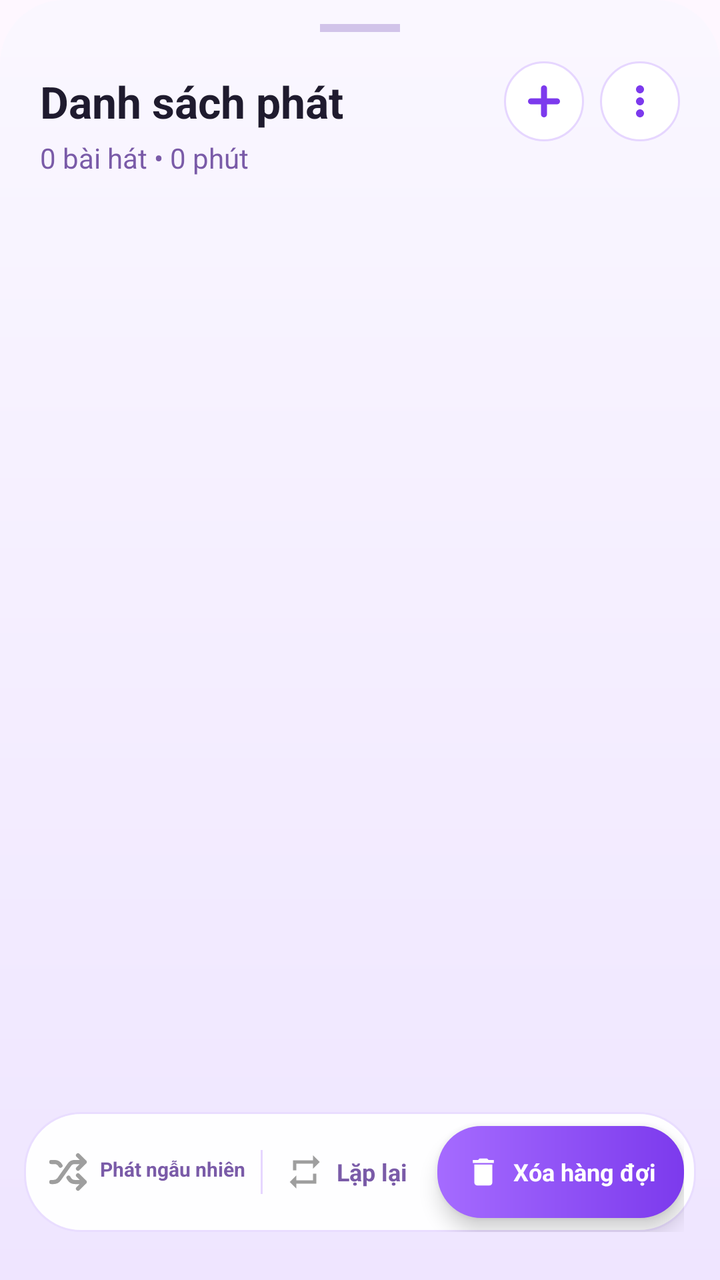
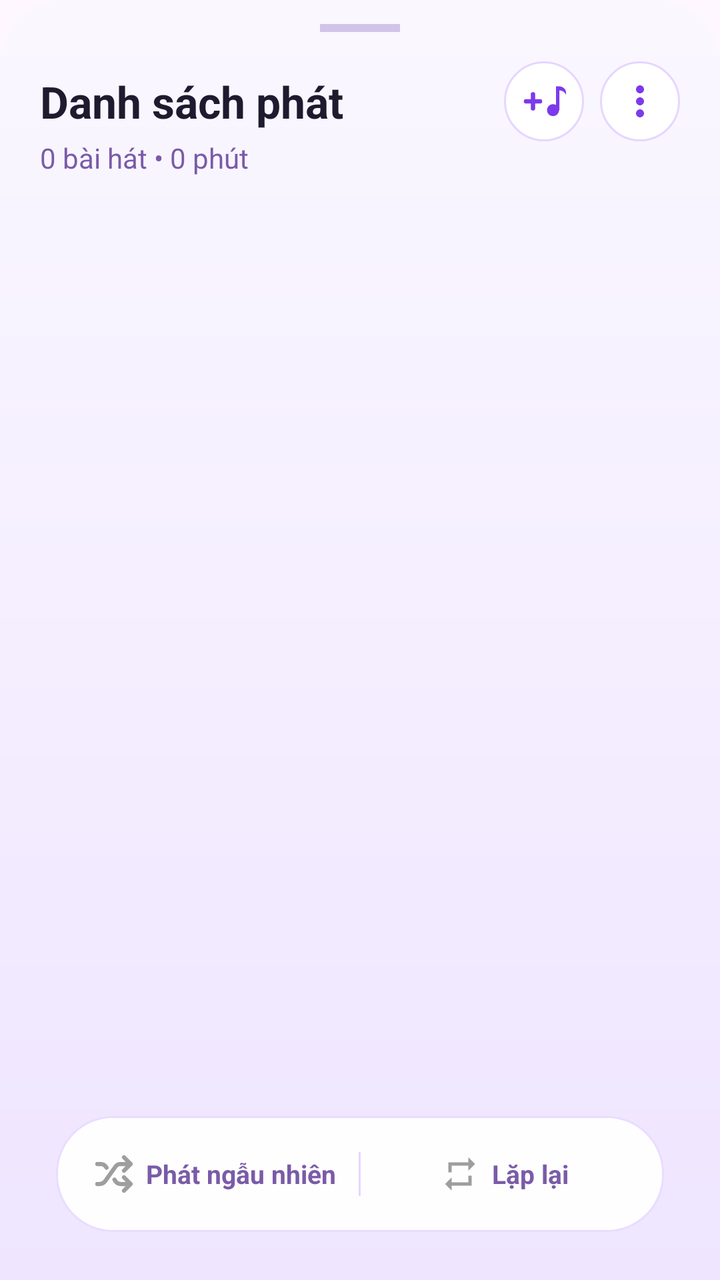

The first picture is an Android layout as it rendered before a commit; the second is the same layout after the commit. The layout source and the unified diff follow.
<!-- AndroidManifest.xml: application theme Theme.LocalMusic -->
<!-- res/layout/bottom_sheet_queue.xml -->
<?xml version="1.0" encoding="utf-8"?>
<androidx.constraintlayout.widget.ConstraintLayout xmlns:android="http://schemas.android.com/apk/res/android"
    xmlns:app="http://schemas.android.com/apk/res-auto"
    android:layout_width="match_parent"
    android:layout_height="match_parent"
    android:background="@drawable/bg_bottom_sheet_rounded">

    <View
        android:id="@+id/dragHandle"
        android:layout_width="40dp"
        android:layout_height="4dp"
        android:layout_marginTop="12dp"
        android:background="#D1C4E9"
        app:layout_constraintEnd_toEndOf="parent"
        app:layout_constraintStart_toStartOf="parent"
        app:layout_constraintTop_toTopOf="parent" />

    
    <androidx.constraintlayout.widget.ConstraintLayout
        android:id="@+id/layoutNormalHeader"
        android:layout_width="match_parent"
        android:layout_height="wrap_content"
        app:layout_constraintTop_toBottomOf="@id/layoutSelectionHeader">

        
        <TextView
            android:id="@+id/tvPlaylistTitle"
            android:layout_width="0dp"
            android:layout_height="wrap_content"
            android:layout_marginStart="20dp"
            android:layout_marginTop="20dp"
            android:text="Danh sách phát"
            android:textColor="#1F1B2E"
            android:textSize="22sp"
            android:textStyle="bold"
            app:layout_constraintEnd_toStartOf="@id/btnAddSong"
            app:layout_constraintStart_toStartOf="parent"
            app:layout_constraintTop_toTopOf="parent" />

        <TextView
            android:id="@+id/tvPlaylistSubtitle"
            android:layout_width="wrap_content"
            android:layout_height="wrap_content"
            android:layout_marginTop="4dp"
            android:text="0 bài hát • 0 phút"
            android:textColor="#7A5BA8"
            android:textSize="14sp"
            app:layout_constraintStart_toStartOf="@id/tvPlaylistTitle"
            app:layout_constraintTop_toBottomOf="@id/tvPlaylistTitle" />

        
        <ImageView
            android:id="@+id/btnAddSong"
            android:layout_width="40dp"
            android:layout_height="40dp"
            android:layout_marginEnd="8dp"
            android:background="@drawable/bg_pill_button_light"
            android:padding="8dp"
            android:src="@drawable/ic_add_purple"
            app:layout_constraintBottom_toBottomOf="@id/tvPlaylistTitle"
            app:layout_constraintEnd_toStartOf="@id/btnMoreOptions"
            app:layout_constraintTop_toTopOf="@id/tvPlaylistTitle"
            app:tint="#7C3AED" />

        
        <ImageView
            android:id="@+id/btnMoreOptions"
            android:layout_width="40dp"
            android:layout_height="40dp"
            android:layout_marginEnd="20dp"
            android:background="@drawable/bg_pill_button_light"
            android:padding="8dp"
            android:src="@drawable/ic_more_vert"
            app:layout_constraintBottom_toBottomOf="@id/tvPlaylistTitle"
            app:layout_constraintEnd_toEndOf="parent"
            app:layout_constraintTop_toTopOf="@id/tvPlaylistTitle"
            app:tint="#7C3AED" />
    </androidx.constraintlayout.widget.ConstraintLayout>

    
    <androidx.constraintlayout.widget.ConstraintLayout
        android:id="@+id/layoutSelectionHeader"
        android:layout_width="match_parent"
        android:layout_height="48dp"
        android:visibility="gone"
        app:layout_constraintTop_toBottomOf="@id/dragHandle">

        
        <LinearLayout
            android:id="@+id/btnSelectAll"
            android:layout_width="wrap_content"
            android:layout_height="wrap_content"
            android:layout_marginStart="20dp"
            android:gravity="center_vertical"
            android:orientation="horizontal"
            app:layout_constraintBottom_toBottomOf="parent"
            app:layout_constraintStart_toStartOf="parent"
            app:layout_constraintTop_toTopOf="parent">

            
            <ImageView
                android:id="@+id/ivSelectAllIcon"
                android:layout_width="32dp"
                android:layout_height="32dp"
                android:background="?attr/selectableItemBackgroundBorderless"
                android:padding="4dp"
                android:src="@drawable/ic_check_circle_outline"
                app:tint="#7A5BA8" />

            <TextView
                android:layout_width="wrap_content"
                android:layout_height="wrap_content"
                android:layout_marginStart="8dp"
                android:text="Tất cả"
                android:textColor="#1F1B2E"
                android:textSize="15sp"
                android:textStyle="bold" />
        </LinearLayout>

        <TextView
            android:id="@+id/tvSelectedCount"
            android:layout_width="wrap_content"
            android:layout_height="wrap_content"
            android:text="Đã chọn 0"
            android:textColor="#7A5BA8"
            android:textSize="14sp"
            app:layout_constraintBottom_toBottomOf="parent"
            app:layout_constraintEnd_toEndOf="parent"
            app:layout_constraintStart_toStartOf="parent"
            app:layout_constraintTop_toTopOf="parent" />

        
        <ImageView
            android:id="@+id/btnExitSelection"
            android:layout_width="40dp"
            android:layout_height="40dp"
            android:layout_marginEnd="4dp"
            android:background="?attr/selectableItemBackgroundBorderless"
            android:padding="8dp"
            android:src="@drawable/ic_close"
            app:layout_constraintBottom_toBottomOf="parent"
            app:layout_constraintEnd_toStartOf="@id/btnDeleteSelected"
            app:layout_constraintTop_toTopOf="parent"
            app:tint="#1F1B2E" />

        
        <ImageView
            android:id="@+id/btnDeleteSelected"
            android:layout_width="40dp"
            android:layout_height="40dp"
            android:layout_marginEnd="16dp"
            android:background="?attr/selectableItemBackgroundBorderless"
            android:padding="8dp"
            android:src="@drawable/ic_delete"
            app:layout_constraintBottom_toBottomOf="parent"
            app:layout_constraintEnd_toEndOf="parent"
            app:layout_constraintTop_toTopOf="parent"
            app:tint="#FF3B30" />
    </androidx.constraintlayout.widget.ConstraintLayout>

    
    <androidx.recyclerview.widget.RecyclerView
        android:id="@+id/rvQueue"
        android:layout_width="match_parent"
        android:layout_height="0dp"
        android:layout_marginTop="16dp"
        android:clipToPadding="false"
        android:paddingHorizontal="16dp"
        android:paddingBottom="100dp"
        app:layout_constraintBottom_toBottomOf="parent"
        app:layout_constraintTop_toBottomOf="@id/layoutNormalHeader" />

    
    <LinearLayout
        android:id="@+id/bottomBar"
        android:layout_width="match_parent"
        android:layout_height="60dp"
        android:layout_marginHorizontal="12dp"
        android:layout_marginBottom="24dp"
        android:background="@drawable/bg_floating_bottom_bar"
        android:elevation="10dp"
        android:gravity="center_vertical"
        android:orientation="horizontal"
        android:paddingHorizontal="6dp"
        app:layout_constraintBottom_toBottomOf="parent">

        <LinearLayout
            android:id="@+id/btnShuffleHolder"
            android:layout_width="0dp"
            android:layout_height="44dp"
            android:layout_weight="1.15"
            android:gravity="center"
            android:orientation="horizontal"
            android:paddingHorizontal="6dp">

            <ImageView
                android:id="@+id/btnShuffleBottom"
                android:layout_width="20dp"
                android:layout_height="20dp"
                android:src="@drawable/ic_shuffle"
                app:tint="#9E9E9E" />

            <TextView
                android:id="@+id/tvShuffleLabel"
                android:layout_width="wrap_content"
                android:layout_height="wrap_content"
                android:layout_marginStart="6dp"
                android:maxLines="1"
                android:text="Phát ngẫu nhiên"
                android:textColor="#7A5BA8"
                android:textSize="12sp"
                android:textStyle="bold"
                app:autoSizeMaxTextSize="12sp"
                app:autoSizeMinTextSize="9sp"
                app:autoSizeTextType="uniform" />
        </LinearLayout>

        <View
            android:layout_width="1dp"
            android:layout_height="22dp"
            android:background="#E6D6FF" />

        <LinearLayout
            android:id="@+id/btnRepeatHolder"
            android:layout_width="0dp"
            android:layout_height="44dp"
            android:layout_weight="0.85"
            android:gravity="center"
            android:orientation="horizontal"
            android:paddingHorizontal="6dp">

            <ImageView
                android:id="@+id/btnRepeatBottom"
                android:layout_width="20dp"
                android:layout_height="20dp"
                android:src="@drawable/ic_repeat"
                app:tint="#9E9E9E" />

            <TextView
                android:id="@+id/tvRepeatLabel"
                android:layout_width="wrap_content"
                android:layout_height="wrap_content"
                android:layout_marginStart="6dp"
                android:maxLines="1"
                android:text="Lặp lại"
                android:textColor="#7A5BA8"
                android:textSize="12sp"
                android:textStyle="bold" />
        </LinearLayout>

        
        <LinearLayout
            android:id="@+id/btnClearQueue"
            android:layout_width="wrap_content"
            android:layout_height="46dp"
            android:layout_marginStart="4dp"
            android:background="@drawable/bg_clear_queue_btn"
            android:elevation="6dp"
            android:gravity="center"
            android:orientation="horizontal"
            android:paddingHorizontal="14dp">

            <ImageView
                android:layout_width="18dp"
                android:layout_height="18dp"
                android:src="@drawable/ic_delete"
                app:tint="#FFFFFF" />

            <TextView
                android:layout_width="wrap_content"
                android:layout_height="wrap_content"
                android:layout_marginStart="6dp"
                android:text="Xóa hàng đợi"
                android:textColor="#FFFFFF"
                android:textSize="12sp"
                android:textStyle="bold" />
        </LinearLayout>
    </LinearLayout>

</androidx.constraintlayout.widget.ConstraintLayout>
<!-- resources referenced by this layout -->
<resources>
  <!-- drawable bg_bottom_sheet_rounded (drawable) -->
  <?xml version="1.0" encoding="utf-8"?>
  <shape xmlns:android="http://schemas.android.com/apk/res/android"
      android:shape="rectangle">
      <gradient
          android:angle="270"
          android:startColor="#F5FAF7FF"
          android:endColor="#F5EEE4FF"
          android:type="linear" />
      <corners
          android:topLeftRadius="32dp"
          android:topRightRadius="32dp" />
  </shape>
  <!-- drawable bg_clear_queue_btn (drawable) -->
  <?xml version="1.0" encoding="utf-8"?>
  <shape xmlns:android="http://schemas.android.com/apk/res/android"
      android:shape="rectangle">
      <gradient
          android:angle="0"
          android:startColor="#A56BFF"
          android:endColor="#7C3AED" />
      <corners android:radius="22dp" />
  </shape>
  <!-- drawable bg_floating_bottom_bar (drawable) -->
  <?xml version="1.0" encoding="utf-8"?>
  <shape xmlns:android="http://schemas.android.com/apk/res/android"
      android:shape="rectangle">
      <solid android:color="#F5FFFFFF" />
      <corners android:radius="28dp" />
      <stroke android:width="1dp" android:color="#E9DDFF" />
  </shape>
  <!-- drawable bg_pill_button_light (drawable) -->
  <?xml version="1.0" encoding="utf-8"?>
  <shape xmlns:android="http://schemas.android.com/apk/res/android">
      <solid android:color="#FFFFFF" />
      <corners android:radius="24dp" />
      <stroke android:width="1dp" android:color="#E6D6FF" />
  </shape>
  <!-- drawable ic_add_purple (drawable) -->
  <vector xmlns:android="http://schemas.android.com/apk/res/android"
      android:width="24dp" android:height="24dp"
      android:viewportWidth="24" android:viewportHeight="24">
      <path
          android:pathData="M12,5.5 v13 M5.5,12 h13"
          android:strokeColor="#B45CFF"
          android:strokeWidth="3.0"
          android:strokeLineCap="round" />
  </vector>
  <!-- drawable ic_check_circle_outline (drawable) -->
  <vector xmlns:android="http://schemas.android.com/apk/res/android"
      android:width="24dp"
      android:height="24dp"
      android:viewportWidth="24"
      android:viewportHeight="24">
    <path
        android:fillColor="#000000"
        android:pathData="M12,2C6.48,2 2,6.48 2,12s4.48,10 10,10 10,-4.48 10,-10S17.52,2 12,2zM12,20c-4.41,0 -8,-3.59 -8,-8s3.59,-8 8,-8 8,3.59 8,8 -3.59,8 -8,8z"/>
  </vector>
  <!-- drawable ic_close (drawable) -->
  <vector xmlns:android="http://schemas.android.com/apk/res/android"
      android:width="24dp"
      android:height="24dp"
      android:viewportWidth="24"
      android:viewportHeight="24">
    <path
        android:fillColor="#000000"
        android:pathData="M19,6.41L17.59,5 12,10.59 6.41,5 5,6.41 10.59,12 5,17.59 6.41,19 12,13.41 17.59,19 19,17.59 13.41,12z"/>
  </vector>
  <!-- drawable ic_delete (drawable) -->
  <vector xmlns:android="http://schemas.android.com/apk/res/android"
      android:width="24dp" android:height="24dp"
      android:viewportWidth="24" android:viewportHeight="24"
      android:tint="#FF0000">
      <path android:fillColor="@android:color/white" android:pathData="M6,19c0,1.1 0.9,2 2,2h8c1.1,0 2,-0.9 2,-2V7H6v12zM19,4h-3.5l-1,-1h-5l-1,1H5v2h14V4z"/>
  </vector>
  <!-- drawable ic_repeat (drawable) -->
  <vector xmlns:android="http://schemas.android.com/apk/res/android" android:width="24dp" android:height="24dp" android:viewportWidth="24" android:viewportHeight="24">
      <path android:fillColor="#8B3DFF" android:pathData="M7,7h10v3l4,-4 -4,-4v3H5v6h2V7zm10,10H7v-3l-4,4 4,4v-3h12v-6h-2v4z"/>
  </vector>
  <style name="Theme.LocalMusic" parent="Theme.Material3.Light.NoActionBar">
          <item name="android:statusBarColor">@color/white</item>
          <item name="android:windowLightStatusBar">true</item>
          <item name="android:windowSplashScreenBackground">#000000</item>
          <item name="android:windowSplashScreenAnimatedIcon">@drawable/logo</item>
      </style>
  <color name="white">#FFFFFF</color>
  <!-- unchanged entries left out for length: 3 -->
</resources>

<!-- the commit's change to res/layout/bottom_sheet_queue.xml (unified diff, before → after) -->
@@ -56,7 +56,7 @@
             android:layout_marginEnd="8dp"
             android:background="@drawable/bg_pill_button_light"
             android:padding="8dp"
-            android:src="@drawable/ic_add_purple"
+            android:src="@drawable/ic_q_add_music"
             app:layout_constraintBottom_toBottomOf="@id/tvPlaylistTitle"
             app:layout_constraintEnd_toStartOf="@id/btnMoreOptions"
             app:layout_constraintTop_toTopOf="@id/tvPlaylistTitle"
@@ -174,21 +174,21 @@
     <LinearLayout
         android:id="@+id/bottomBar"
         android:layout_width="match_parent"
-        android:layout_height="60dp"
-        android:layout_marginHorizontal="12dp"
+        android:layout_height="58dp"
+        android:layout_marginHorizontal="28dp"
         android:layout_marginBottom="24dp"
         android:background="@drawable/bg_floating_bottom_bar"
         android:elevation="10dp"
         android:gravity="center_vertical"
         android:orientation="horizontal"
-        android:paddingHorizontal="6dp"
+        android:paddingHorizontal="8dp"
         app:layout_constraintBottom_toBottomOf="parent">
 
         <LinearLayout
             android:id="@+id/btnShuffleHolder"
             android:layout_width="0dp"
-            android:layout_height="44dp"
-            android:layout_weight="1.15"
+            android:layout_height="46dp"
+            android:layout_weight="1"
             android:gravity="center"
             android:orientation="horizontal"
             android:paddingHorizontal="6dp">
@@ -208,9 +208,9 @@
                 android:maxLines="1"
                 android:text="Phát ngẫu nhiên"
                 android:textColor="#7A5BA8"
-                android:textSize="12sp"
+                android:textSize="13sp"
                 android:textStyle="bold"
-                app:autoSizeMaxTextSize="12sp"
+                app:autoSizeMaxTextSize="13sp"
                 app:autoSizeMinTextSize="9sp"
                 app:autoSizeTextType="uniform" />
         </LinearLayout>
@@ -223,8 +223,8 @@
         <LinearLayout
             android:id="@+id/btnRepeatHolder"
             android:layout_width="0dp"
-            android:layout_height="44dp"
-            android:layout_weight="0.85"
+            android:layout_height="46dp"
+            android:layout_weight="1"
             android:gravity="center"
             android:orientation="horizontal"
             android:paddingHorizontal="6dp">
@@ -244,35 +244,7 @@
                 android:maxLines="1"
                 android:text="Lặp lại"
                 android:textColor="#7A5BA8"
-                android:textSize="12sp"
-                android:textStyle="bold" />
-        </LinearLayout>
-
-        
-        <LinearLayout
-            android:id="@+id/btnClearQueue"
-            android:layout_width="wrap_content"
-            android:layout_height="46dp"
-            android:layout_marginStart="4dp"
-            android:background="@drawable/bg_clear_queue_btn"
-            android:elevation="6dp"
-            android:gravity="center"
-            android:orientation="horizontal"
-            android:paddingHorizontal="14dp">
-
-            <ImageView
-                android:layout_width="18dp"
-                android:layout_height="18dp"
-                android:src="@drawable/ic_delete"
-                app:tint="#FFFFFF" />
-
-            <TextView
-                android:layout_width="wrap_content"
-                android:layout_height="wrap_content"
-                android:layout_marginStart="6dp"
-                android:text="Xóa hàng đợi"
-                android:textColor="#FFFFFF"
-                android:textSize="12sp"
+                android:textSize="13sp"
                 android:textStyle="bold" />
         </LinearLayout>
     </LinearLayout>
<!-- resource entries referenced after the edit -->
@@ -12,16 +12,6 @@
       <corners
           android:topLeftRadius="32dp"
           android:topRightRadius="32dp" />
-  </shape>
-  <!-- drawable bg_clear_queue_btn (drawable) -->
-  <?xml version="1.0" encoding="utf-8"?>
-  <shape xmlns:android="http://schemas.android.com/apk/res/android"
-      android:shape="rectangle">
-      <gradient
-          android:angle="0"
-          android:startColor="#A56BFF"
-          android:endColor="#7C3AED" />
-      <corners android:radius="22dp" />
   </shape>
   <!-- drawable bg_floating_bottom_bar (drawable) -->
   <?xml version="1.0" encoding="utf-8"?>
@@ -38,16 +28,6 @@
       <corners android:radius="24dp" />
       <stroke android:width="1dp" android:color="#E6D6FF" />
   </shape>
-  <!-- drawable ic_add_purple (drawable) -->
-  <vector xmlns:android="http://schemas.android.com/apk/res/android"
-      android:width="24dp" android:height="24dp"
-      android:viewportWidth="24" android:viewportHeight="24">
-      <path
-          android:pathData="M12,5.5 v13 M5.5,12 h13"
-          android:strokeColor="#B45CFF"
-          android:strokeWidth="3.0"
-          android:strokeLineCap="round" />
-  </vector>
   <!-- drawable ic_check_circle_outline (drawable) -->
   <vector xmlns:android="http://schemas.android.com/apk/res/android"
       android:width="24dp"
@@ -75,6 +55,30 @@
       android:tint="#FF0000">
       <path android:fillColor="@android:color/white" android:pathData="M6,19c0,1.1 0.9,2 2,2h8c1.1,0 2,-0.9 2,-2V7H6v12zM19,4h-3.5l-1,-1h-5l-1,1H5v2h14V4z"/>
   </vector>
+  <!-- drawable ic_q_add_music (drawable) -->
+  <vector xmlns:android="http://schemas.android.com/apk/res/android"
+      android:width="24dp"
+      android:height="24dp"
+      android:viewportWidth="24"
+      android:viewportHeight="24">
+      
+      <path
+          android:fillColor="#00000000"
+          android:pathData="M6.5,8.5 L6.5,15.5 M3,12 L10,12"
+          android:strokeColor="#FF000000"
+          android:strokeLineCap="round"
+          android:strokeWidth="2.2" />
+      
+      <path
+          android:fillColor="#FF000000"
+          android:pathData="M16.5,13.4 a3,3 0 1,0 0.01,0 z" />
+      <path
+          android:fillColor="#FF000000"
+          android:pathData="M18,4.5 h1.7 v12 h-1.7 z" />
+      <path
+          android:fillColor="#FF000000"
+          android:pathData="M19.7,4.5 c2.6,0.3 3.6,2 3.3,4.2 c-0.8,-1.5 -1.8,-2 -3.3,-2.2 z" />
+  </vector>
   <!-- drawable ic_repeat (drawable) -->
   <vector xmlns:android="http://schemas.android.com/apk/res/android" android:width="24dp" android:height="24dp" android:viewportWidth="24" android:viewportHeight="24">
       <path android:fillColor="#8B3DFF" android:pathData="M7,7h10v3l4,-4 -4,-4v3H5v6h2V7zm10,10H7v-3l-4,4 4,4v-3h12v-6h-2v4z"/>
